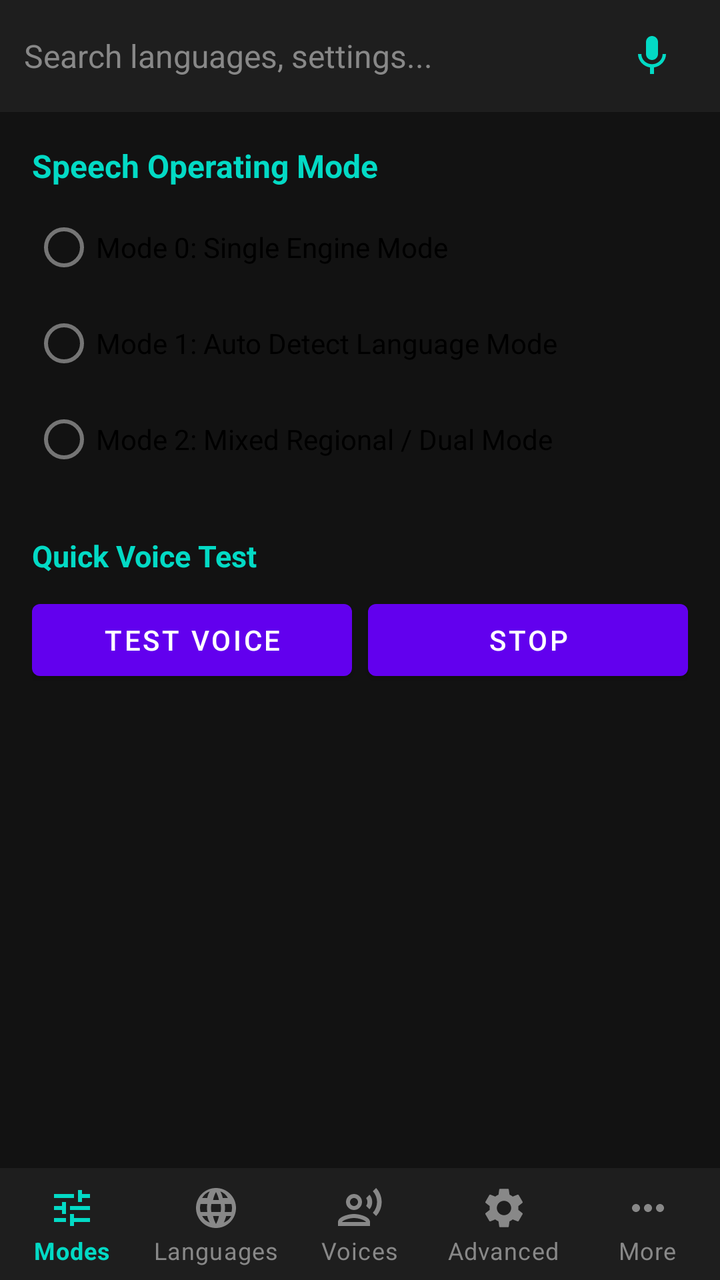
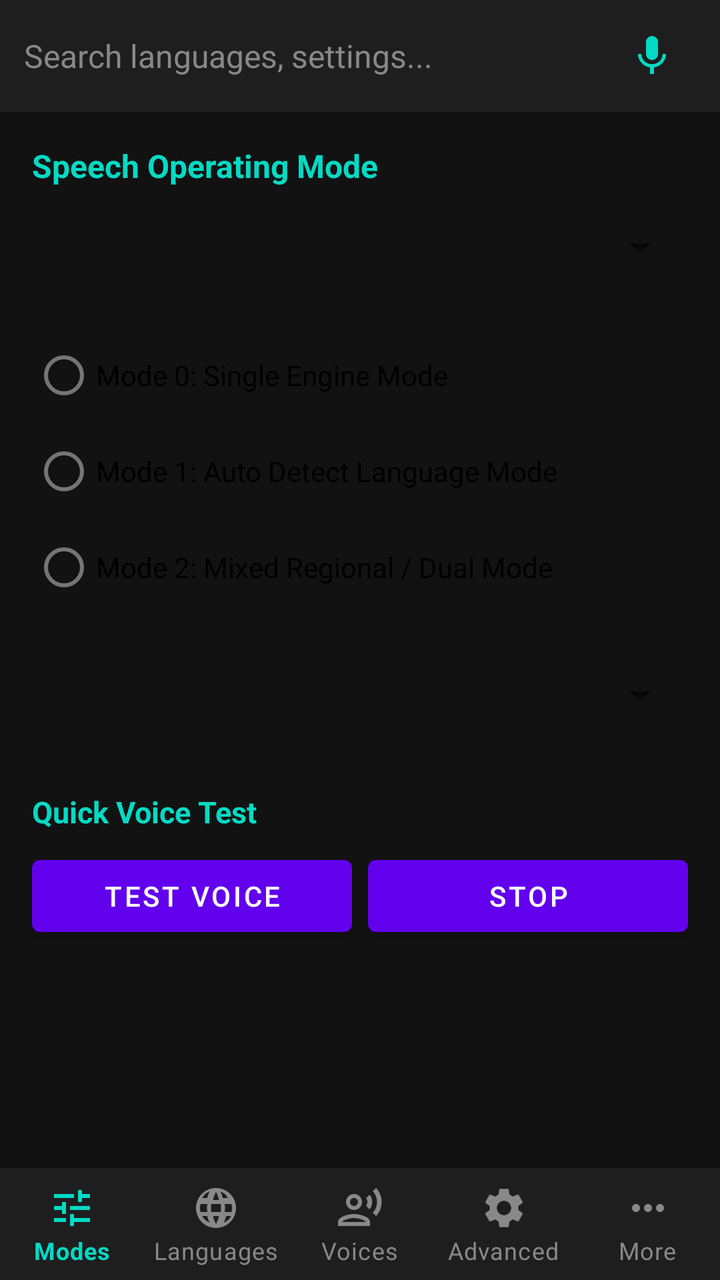

The first picture is an Android layout as it rendered before a commit; the second is the same layout after the commit. The layout source and the unified diff follow.
<!-- AndroidManifest.xml: application theme Theme.SpeechPlusTTS -->
<!-- res/layout/activity_main.xml -->
<?xml version="1.0" encoding="utf-8"?>
<LinearLayout xmlns:android="http://schemas.android.com/apk/res/android"
    xmlns:app="http://schemas.android.com/apk/res-auto"
    android:layout_width="match_parent"
    android:layout_height="match_parent"
    android:orientation="vertical"
    android:background="#121212">

    
    <LinearLayout
        android:id="@+id/layoutSearchBar"
        android:layout_width="match_parent"
        android:layout_height="56dp"
        android:orientation="horizontal"
        android:gravity="center_vertical"
        android:paddingStart="12dp"
        android:paddingEnd="12dp"
        android:background="#1E1E1E">

        <EditText
            android:id="@+id/edtSearch"
            android:layout_width="0dp"
            android:layout_height="wrap_content"
            android:layout_weight="1"
            android:hint="Search languages, settings..."
            android:textColorHint="#888888"
            android:textColor="#FFFFFF"
            android:textSize="16sp"
            android:background="@null"
            android:singleLine="true"
            android:imeOptions="actionSearch" />

        <ImageButton
            android:id="@+id/btnClearSearch"
            android:layout_width="44dp"
            android:layout_height="44dp"
            android:background="?attr/selectableItemBackgroundBorderless"
            android:src="@drawable/ic_clear"
            android:contentDescription="Clear search text"
            android:visibility="gone" />

        <ImageButton
            android:id="@+id/btnVoiceSearch"
            android:layout_width="44dp"
            android:layout_height="44dp"
            android:background="?attr/selectableItemBackgroundBorderless"
            android:src="@drawable/ic_mic"
            android:contentDescription="Voice Search with Google Speech" />
    </LinearLayout>

    <FrameLayout
        android:id="@+id/fragmentContainer"
        android:layout_width="match_parent"
        android:layout_height="0dp"
        android:layout_weight="1">

        
        <ScrollView
            android:id="@+id/tabModes"
            android:layout_width="match_parent"
            android:layout_height="match_parent"
            android:padding="16dp"
            android:visibility="visible">

            <LinearLayout
                android:id="@+id/containerModes"
                android:layout_width="match_parent"
                android:layout_height="wrap_content"
                android:orientation="vertical">

                <TextView
                    android:layout_width="wrap_content"
                    android:layout_height="wrap_content"
                    android:text="Speech Operating Mode"
                    android:textColor="#03DAC5"
                    android:textSize="16sp"
                    android:textStyle="bold"
                    android:layout_marginBottom="6dp" />

                <Spinner
                    android:id="@+id/spinnerModes"
                    android:visibility="gone"
                    android:layout_width="match_parent"
                    android:layout_height="48dp"
                    android:layout_marginBottom="16dp" />

                <RadioGroup
                    android:id="@+id/radioGroupModes"
                    android:layout_width="match_parent"
                    android:layout_height="wrap_content"
                    android:layout_marginBottom="16dp">
                    <RadioButton
                        android:id="@+id/radioMode0"
                        android:layout_width="wrap_content"
                        android:layout_height="wrap_content"
                        android:text="Mode 0: Single Engine Mode" />
                    <RadioButton
                        android:id="@+id/radioMode1"
                        android:layout_width="wrap_content"
                        android:layout_height="wrap_content"
                        android:text="Mode 1: Auto Detect Language Mode" />
                    <RadioButton
                        android:id="@+id/radioMode2"
                        android:layout_width="wrap_content"
                        android:layout_height="wrap_content"
                        android:text="Mode 2: Mixed Regional / Dual Mode" />
                </RadioGroup>

                <TextView
                    android:id="@+id/lblPrimaryEngine" android:visibility="gone"
                    android:layout_width="wrap_content"
                    android:layout_height="wrap_content"
                    android:text="Primary TTS Engine (Latin / English / Default)"
                    android:textColor="#03DAC5"
                    android:textSize="15sp"
                    android:textStyle="bold"
                    android:layout_marginBottom="6dp" />

                <Spinner
                    android:id="@+id/spinnerEngines" android:visibility="gone"
                    android:layout_width="match_parent"
                    android:layout_height="48dp"
                    android:layout_marginBottom="16dp" />

                <LinearLayout
                    android:id="@+id/layoutSecondary" android:visibility="gone"
                    android:layout_width="match_parent"
                    android:layout_height="wrap_content"
                    android:orientation="vertical">

                    <TextView
                        android:layout_width="wrap_content"
                        android:layout_height="wrap_content"
                        android:text="Secondary TTS Engine (Regional / Devanagari)"
                        android:textColor="#03DAC5"
                        android:textSize="15sp"
                        android:textStyle="bold"
                        android:layout_marginBottom="6dp" />

                    <Spinner
                        android:id="@+id/spinnerSecondaryEngines"
                        android:layout_width="match_parent"
                        android:layout_height="48dp"
                        android:layout_marginBottom="16dp" />
                </LinearLayout>

                <TextView
                    android:layout_width="wrap_content"
                    android:layout_height="wrap_content"
                    android:text="Quick Voice Test"
                    android:textColor="#03DAC5"
                    android:textSize="15sp"
                    android:textStyle="bold"
                    android:layout_marginTop="8dp"
                    android:layout_marginBottom="8dp" />

                <LinearLayout
                    android:layout_width="match_parent"
                    android:layout_height="wrap_content"
                    android:orientation="horizontal">

                    <Button
                        android:id="@+id/btnTestVoice"
                        android:layout_width="0dp"
                        android:layout_height="wrap_content"
                        android:layout_weight="1"
                        android:layout_marginEnd="8dp"
                        android:text="Test Voice" />

                    <Button
                        android:id="@+id/btnStopSpeaking"
                        android:layout_width="0dp"
                        android:layout_height="wrap_content"
                        android:layout_weight="1"
                        android:text="Stop" />
                </LinearLayout>

            </LinearLayout>
        </ScrollView>

        
        <ScrollView
            android:id="@+id/tabLanguages"
            android:layout_width="match_parent"
            android:layout_height="match_parent"
            android:padding="16dp"
            android:visibility="gone">

            <LinearLayout
                android:layout_width="match_parent"
                android:layout_height="wrap_content"
                android:orientation="vertical">

                <TextView
                    android:layout_width="wrap_content"
                    android:layout_height="wrap_content"
                    android:text="Supported Global Languages (A-Z)"
                    android:textColor="#03DAC5"
                    android:textSize="16sp"
                    android:textStyle="bold" />

                <TextView
                    android:layout_width="wrap_content"
                    android:layout_height="wrap_content"
                    android:text="Enable or disable specific languages for automatic routing."
                    android:textColor="#AAAAAA"
                    android:textSize="13sp"
                    android:layout_marginBottom="12dp" />

                <LinearLayout
                    android:layout_width="match_parent"
                    android:layout_height="wrap_content"
                    android:orientation="horizontal"
                    android:layout_marginBottom="12dp">

                    <Button
                        android:id="@+id/btnSelectAllLangs"
                        android:layout_width="0dp"
                        android:layout_height="wrap_content"
                        android:layout_weight="1"
                        android:layout_marginEnd="8dp"
                        android:text="Select All" />

                    <Button
                        android:id="@+id/btnClearAllLangs"
                        android:layout_width="0dp"
                        android:layout_height="wrap_content"
                        android:text="Clear All" />
                </LinearLayout>

                <LinearLayout
                    android:id="@+id/layoutLanguagesList"
                    android:layout_width="match_parent"
                    android:layout_height="wrap_content"
                    android:orientation="vertical" />

            </LinearLayout>
        </ScrollView>
        
        <ScrollView
            android:id="@+id/tabVoices"
            android:layout_width="match_parent"
            android:layout_height="match_parent"
            android:padding="16dp"
            android:visibility="gone">

            <LinearLayout
                android:id="@+id/containerVoices"
                android:layout_width="match_parent"
                android:layout_height="wrap_content"
                android:orientation="vertical">

                <TextView
                    android:layout_width="wrap_content"
                    android:layout_height="wrap_content"
                    android:text="1. Select Language (A-Z)"
                    android:textColor="#03DAC5"
                    android:textSize="15sp"
                    android:textStyle="bold"
                    android:layout_marginBottom="4dp" />

                <Spinner
                    android:id="@+id/spinnerVoiceLanguage"
                    android:layout_width="match_parent"
                    android:layout_height="48dp"
                    android:layout_marginBottom="14dp" />

                <TextView
                    android:layout_width="wrap_content"
                    android:layout_height="wrap_content"
                    android:text="2. Select TTS Engine"
                    android:textColor="#03DAC5"
                    android:textSize="15sp"
                    android:textStyle="bold"
                    android:layout_marginBottom="4dp" />

                <Spinner
                    android:id="@+id/spinnerVoiceEngine"
                    android:layout_width="match_parent"
                    android:layout_height="48dp"
                    android:layout_marginBottom="14dp" />

                <TextView
                    android:layout_width="wrap_content"
                    android:layout_height="wrap_content"
                    android:text="3. Select Voice Variant"
                    android:textColor="#03DAC5"
                    android:textSize="15sp"
                    android:textStyle="bold"
                    android:layout_marginBottom="4dp" />

                <Spinner
                    android:id="@+id/spinnerVoiceVariant"
                    android:layout_width="match_parent"
                    android:layout_height="48dp"
                    android:layout_marginBottom="16dp" />

                
                <TextView
                    android:id="@+id/lblVoicesRate"
                    android:layout_width="wrap_content"
                    android:layout_height="wrap_content"
                    android:text="Speech Rate: 1.0x"
                    android:textColor="#FFFFFF"
                    android:textSize="14sp" />

                <LinearLayout
                    android:layout_width="match_parent"
                    android:layout_height="wrap_content"
                    android:orientation="horizontal"
                    android:gravity="center_vertical"
                    android:layout_marginBottom="12dp">

                    <Button
                        android:id="@+id/btnRateMinus"
                        android:layout_width="48dp"
                        android:layout_height="44dp"
                        android:text="-"
                        android:textSize="18sp"
                        android:contentDescription="Decrease speech rate by 5 percent" />

                    <SeekBar
                        android:id="@+id/seekVoiceRate"
                        android:layout_width="0dp"
                        android:layout_height="wrap_content"
                        android:layout_weight="1"
                        android:max="100"
                        android:progress="50" />

                    <Button
                        android:id="@+id/btnRatePlus"
                        android:layout_width="48dp"
                        android:layout_height="44dp"
                        android:text="+"
                        android:textSize="18sp"
                        android:contentDescription="Increase speech rate by 5 percent" />
                </LinearLayout>

                
                <TextView
                    android:id="@+id/lblVoicesPitch"
                    android:layout_width="wrap_content"
                    android:layout_height="wrap_content"
                    android:text="Speech Pitch: 1.0x"
                    android:textColor="#FFFFFF"
                    android:textSize="14sp" />

                <LinearLayout
                    android:layout_width="match_parent"
                    android:layout_height="wrap_content"
                    android:orientation="horizontal"
                    android:gravity="center_vertical"
                    android:layout_marginBottom="12dp">

                    <Button
                        android:id="@+id/btnPitchMinus"
                        android:layout_width="48dp"
                        android:layout_height="44dp"
                        android:text="-"
                        android:textSize="18sp"
                        android:contentDescription="Decrease speech pitch by 5 percent" />

                    <SeekBar
                        android:id="@+id/seekVoicePitch"
                        android:layout_width="0dp"
                        android:layout_height="wrap_content"
                        android:layout_weight="1"
                        android:max="100"
                        android:progress="50" />

                    <Button
                        android:id="@+id/btnPitchPlus"
                        android:layout_width="48dp"
                        android:layout_height="44dp"
                        android:text="+"
                        android:textSize="18sp"
                        android:contentDescription="Increase speech pitch by 5 percent" />
                </LinearLayout>

                
                <TextView
                    android:id="@+id/lblVoicesVolume"
                    android:layout_width="wrap_content"
                    android:layout_height="wrap_content"
                    android:text="Voice Volume: 100%"
                    android:textColor="#FFFFFF"
                    android:textSize="14sp" />

                <SeekBar
                    android:id="@+id/seekVoiceVolume"
                    android:layout_width="match_parent"
                    android:layout_height="wrap_content"
                    android:max="100"
                    android:progress="100"
                    android:layout_marginBottom="16dp" />

                
                <LinearLayout
                    android:layout_width="match_parent"
                    android:layout_height="wrap_content"
                    android:orientation="horizontal"
                    android:layout_marginBottom="8dp">

                    <Button
                        android:id="@+id/btnTestVoiceSingle"
                        android:layout_width="0dp"
                        android:layout_height="wrap_content"
                        android:layout_weight="1"
                        android:layout_marginEnd="6dp"
                        android:text="Test Voice" />

                    <Button
                        android:id="@+id/btnDefaultVoice"
                        android:layout_width="0dp"
                        android:layout_height="wrap_content"
                        android:layout_weight="1"
                        android:text="Default" />
                </LinearLayout>

                <Button
                    android:id="@+id/btnSaveVoiceSettings"
                    android:layout_width="match_parent"
                    android:layout_height="52dp"
                    android:backgroundTint="#00E676"
                    android:textColor="#000000"
                    android:textStyle="bold"
                    android:text="Save Settings for this Language"
                    android:layout_marginBottom="20dp" />

                
                <TextView
                    android:layout_width="wrap_content"
                    android:layout_height="wrap_content"
                    android:text="Configured Language Mappings"
                    android:textColor="#03DAC5"
                    android:textSize="16sp"
                    android:textStyle="bold"
                    android:layout_marginBottom="8dp" />

                <LinearLayout
                    android:id="@+id/layoutConfiguredLanguages"
                    android:layout_width="match_parent"
                    android:layout_height="wrap_content"
                    android:orientation="vertical" />

            </LinearLayout>
        </ScrollView>
        
        <ScrollView
            android:id="@+id/tabAdvanced"
            android:layout_width="match_parent"
            android:layout_height="match_parent"
            android:padding="16dp"
            android:visibility="gone">

            <LinearLayout
                android:id="@+id/containerAdvanced"
                android:layout_width="match_parent"
                android:layout_height="wrap_content"
                android:orientation="vertical">

                <TextView
                    android:layout_width="wrap_content"
                    android:layout_height="wrap_content"
                    android:text="Audio Stream Routing"
                    android:textColor="#03DAC5"
                    android:textSize="15sp"
                    android:textStyle="bold"
                    android:layout_marginBottom="4dp" />

                <Spinner
                    android:id="@+id/spinnerAudioRouting"
                    android:layout_width="match_parent"
                    android:layout_height="48dp"
                    android:layout_marginBottom="16dp" />

                <CheckBox
                    android:id="@+id/chkAmplifyVolume"
                    android:layout_width="match_parent"
                    android:layout_height="wrap_content"
                    android:text="Volume Amplification (Boost Audio)"
                    android:textColor="#FFFFFF"
                    android:layout_marginBottom="8dp" />

                <CheckBox
                    android:id="@+id/chkKeepAlive"
                    android:layout_width="match_parent"
                    android:layout_height="wrap_content"
                    android:text="Keep TTS Engine Always Alive (Prevent Cold Start Lag)"
                    android:textColor="#FFFFFF"
                    android:layout_marginBottom="8dp" />

                <CheckBox
                    android:id="@+id/chkForceRate"
                    android:layout_width="match_parent"
                    android:layout_height="wrap_content"
                    android:text="Force App Rate (Override Screen Reader Speed)"
                    android:textColor="#FFFFFF"
                    android:layout_marginBottom="8dp" />

                <CheckBox
                    android:id="@+id/chkForcePitch"
                    android:layout_width="match_parent"
                    android:layout_height="wrap_content"
                    android:text="Force App Pitch (Override Screen Reader Pitch)"
                    android:textColor="#FFFFFF"
                    android:layout_marginBottom="8dp" />

                <CheckBox
                    android:id="@+id/chkStripAttributes"
                    android:layout_width="match_parent"
                    android:layout_height="wrap_content"
                    android:text="Remove Audio Attributes (Fix Cutoff on Samsung/Realme)"
                    android:textColor="#FFFFFF"
                    android:layout_marginBottom="8dp" />

                <CheckBox
                    android:id="@+id/chkQuickChar"
                    android:layout_width="match_parent"
                    android:layout_height="wrap_content"
                    android:text="Quick Character Read (0ms Typing Feedback)"
                    android:textColor="#FFFFFF"
                    android:layout_marginBottom="16dp" />

                <Button
                    android:id="@+id/btnIgnoreBattery"
                    android:layout_width="match_parent"
                    android:layout_height="wrap_content"
                    android:text="Request Battery Unrestricted (Zero Background Kill)"
                    android:layout_marginBottom="16dp" />

            </LinearLayout>
        </ScrollView>

        
        <ScrollView
            android:id="@+id/tabMore"
            android:layout_width="match_parent"
            android:layout_height="match_parent"
            android:padding="16dp"
            android:visibility="gone">

            <LinearLayout
                android:id="@+id/containerMore"
                android:layout_width="match_parent"
                android:layout_height="wrap_content"
                android:orientation="vertical">

                <TextView
                    android:layout_width="wrap_content"
                    android:layout_height="wrap_content"
                    android:text="System &amp; Quick Actions"
                    android:textColor="#03DAC5"
                    android:textSize="16sp"
                    android:textStyle="bold"
                    android:layout_marginBottom="10dp" />

                <Button
                    android:id="@+id/btnOpenSystemTts"
                    android:layout_width="match_parent"
                    android:layout_height="wrap_content"
                    android:text="Open Android Text-to-Speech Settings"
                    android:layout_marginBottom="8dp" />

                <Button
                    android:id="@+id/btnCheckUpdateMore" android:visibility="gone"
                    android:layout_width="match_parent"
                    android:layout_height="wrap_content"
                    android:text="Check for In-App Updates"
                    android:layout_marginBottom="8dp" />

                <Button
                    android:id="@+id/btnOpenAboutPage"
                    android:layout_width="match_parent"
                    android:layout_height="wrap_content"
                    android:text="Open Community &amp; Help Desk (All 10 Links)"
                    android:layout_marginBottom="20dp" />

                <TextView
                    android:layout_width="wrap_content"
                    android:layout_height="wrap_content"
                    android:text="About Developer: Paras Yadav"
                    android:textColor="#03DAC5"
                    android:textSize="16sp"
                    android:textStyle="bold"
                    android:layout_marginBottom="6dp" />

                <TextView
                    android:id="@+id/tvAboutExcerpt"
                    android:layout_width="match_parent"
                    android:layout_height="wrap_content"
                    android:text="Speech Plus TTS is built with a Zero-Lag mission for visually impaired users. Developer: Paras Yadav. Join our community for voice-first Android innovations, accessible gaming, and peer guidance.\n\nDeveloper: Paras Yadav. Speech Plus TTS."
                    android:textColor="#CCCCCC"
                    android:textSize="14sp"
                    android:lineSpacingExtra="4dp" />

            </LinearLayout>
        </ScrollView>

    </FrameLayout>

    
    <com.google.android.material.bottomnavigation.BottomNavigationView
        android:id="@+id/bottomNavigation"
        android:layout_width="match_parent"
        android:layout_height="wrap_content"
        android:background="#1E1E1E"
        app:itemIconTint="@color/bottom_nav_color_selector"
        app:itemTextColor="@color/bottom_nav_color_selector"
        app:labelVisibilityMode="labeled"
        app:menu="@menu/bottom_nav_menu" />

</LinearLayout>
<!-- resources referenced by this layout -->
<resources>
  <!-- drawable ic_clear (drawable) -->
  <vector xmlns:android="http://schemas.android.com/apk/res/android"
      android:width="24dp"
      android:height="24dp"
      android:viewportWidth="24"
      android:viewportHeight="24">
      <path
          android:fillColor="#AAAAAA"
          android:pathData="M19,6.41L17.59,5 12,10.59 6.41,5 5,6.41 10.59,12 5,17.59 6.41,19 12,13.41 17.59,19 19,17.59 13.41,12z"/>
  </vector>
  <!-- drawable ic_mic (drawable) -->
  <vector xmlns:android="http://schemas.android.com/apk/res/android"
      android:width="24dp"
      android:height="24dp"
      android:viewportWidth="24"
      android:viewportHeight="24">
      <path
          android:fillColor="#03DAC5"
          android:pathData="M12,14c1.66,0 3,-1.34 3,-3V5c0,-1.66 -1.34,-3 -3,-3S9,3.34 9,5v6c0,1.66 1.34,3 3,3zM17.3,11c0,3 -2.54,5.1 -5.3,5.1S6.7,14 6.7,11H5c0,3.41 2.72,6.23 6,6.72V21h2v-3.28c3.28,-0.48 6,-3.3 6,-6.72h-1.7z"/>
  </vector>
  <style name="Theme.SpeechPlusTTS" parent="Theme.MaterialComponents.DayNight.DarkActionBar">
          <item name="colorPrimary">@color/purple_500</item>
          <item name="colorPrimaryVariant">@color/purple_700</item>
          <item name="colorSecondary">@color/teal_200</item>
      </style>
  <color name="purple_500">#6200EE</color>
  <color name="purple_700">#3700B3</color>
  <color name="teal_200">#03DAC5</color>
</resources>

<!-- the commit's change to res/layout/activity_main.xml (unified diff, before → after) -->
@@ -79,7 +79,7 @@
 
                 <Spinner
                     android:id="@+id/spinnerModes"
-                    android:visibility="gone"
+                    
                     android:layout_width="match_parent"
                     android:layout_height="48dp"
                     android:layout_marginBottom="16dp" />
@@ -117,7 +117,7 @@
                     android:layout_marginBottom="6dp" />
 
                 <Spinner
-                    android:id="@+id/spinnerEngines" android:visibility="gone"
+                    android:id="@+id/spinnerEngines" 
                     android:layout_width="match_parent"
                     android:layout_height="48dp"
                     android:layout_marginBottom="16dp" />
@@ -563,7 +563,7 @@
                     android:layout_marginBottom="8dp" />
 
                 <Button
-                    android:id="@+id/btnCheckUpdateMore" android:visibility="gone"
+                    android:id="@+id/btnCheckUpdateMore" 
                     android:layout_width="match_parent"
                     android:layout_height="wrap_content"
                     android:text="Check for In-App Updates"
